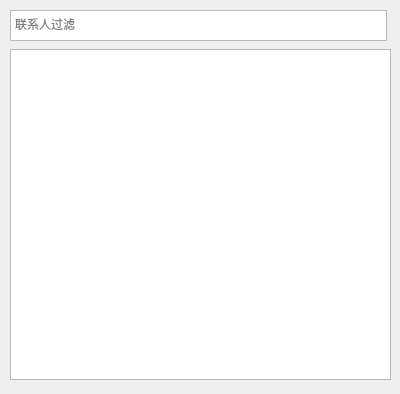
First picture: the form in dialoggetentry.ui, repository baohaojun/system-config, before the edit.
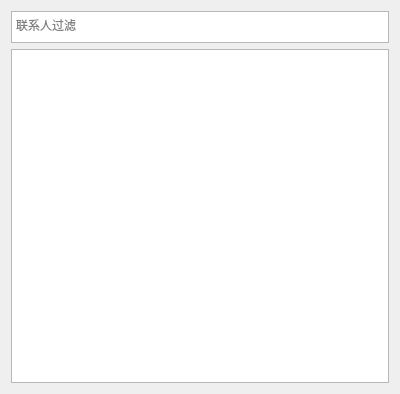
Second picture: the form after the edit. Custom widgets are drawn as their Qt base class.

Commit message: build-linux.sh: link everything contactmodel.cpp: can open weixin for chat contactmodel.cpp: remove som log contactmodel.h: weixin dialoggetentry.ui: fix dialog location t1wrench.lua: can download the weixin file t1wrenchmainwindow.cpp: can do weixin chat

Diff of the .ui file:
```diff
--- a/dialoggetentry.ui
+++ b/dialoggetentry.ui
@@ -13,16 +13,20 @@
   <property name="windowTitle">
    <string>Dialog</string>
   </property>
-  <widget class="QWidget" name="verticalLayoutWidget">
-   <property name="geometry">
-    <rect>
-     <x>10</x>
-     <y>49</y>
-     <width>381</width>
-     <height>331</height>
-    </rect>
-   </property>
-   <layout class="QVBoxLayout" name="verticalLayout">
+  <layout class="QVBoxLayout" name="verticalLayout_2">
+   <item>
+    <widget class="FilteringEdit" name="entryFilter">
+     <property name="maximumSize">
+      <size>
+       <width>16777215</width>
+       <height>32</height>
+      </size>
+     </property>
+     <property name="placeholderText">
+      <string>联系人过滤</string>
+     </property>
+    </widget>
+   </item>
     <item>
      <widget class="FilteringListView" name="filteringListView">
       <property name="focusPolicy">
@@ -31,20 +35,6 @@
      </widget>
     </item>
    </layout>
-  </widget>
-  <widget class="FilteringEdit" name="entryFilter" native="true">
-   <property name="geometry">
-    <rect>
-     <x>10</x>
-     <y>10</y>
-     <width>377</width>
-     <height>31</height>
-    </rect>
-   </property>
-   <property name="placeholderText" stdset="0">
-    <string>联系人过滤</string>
-   </property>
-  </widget>
  </widget>
  <customwidgets>
   <customwidget>
```
Lines whose indentation alone changed are shown as unchanged. The commit also changes 7 other files.
